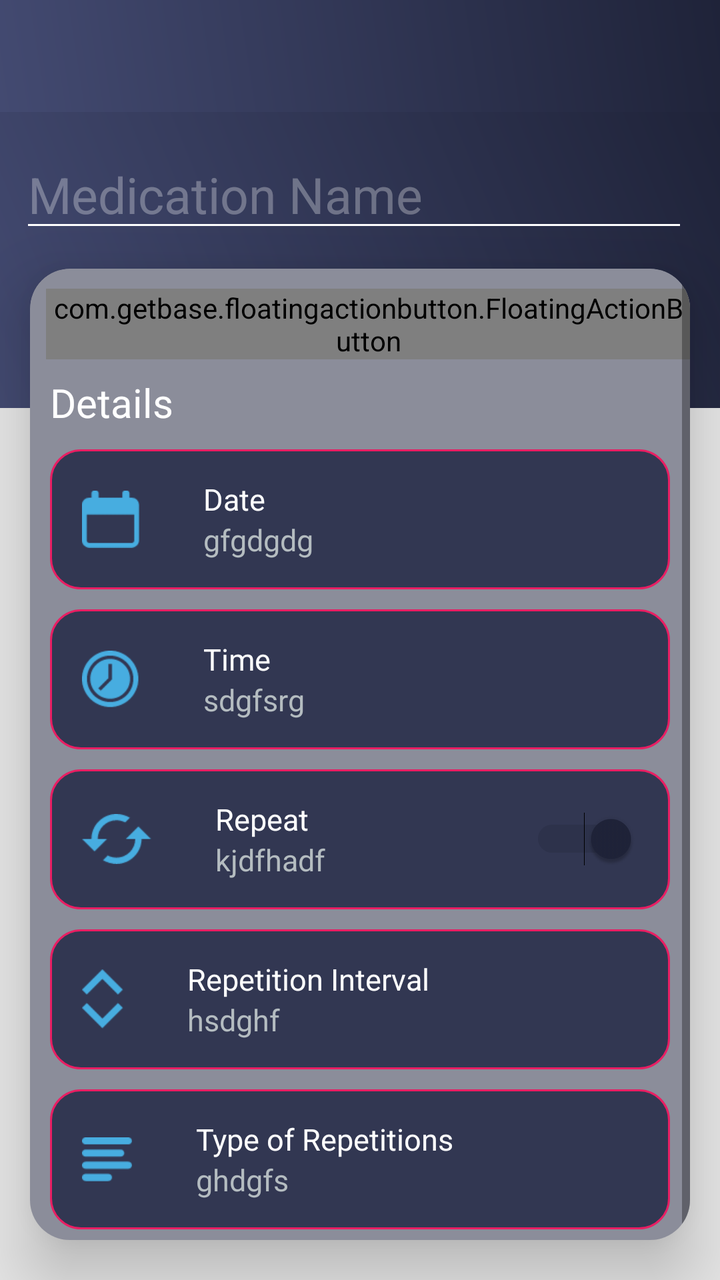
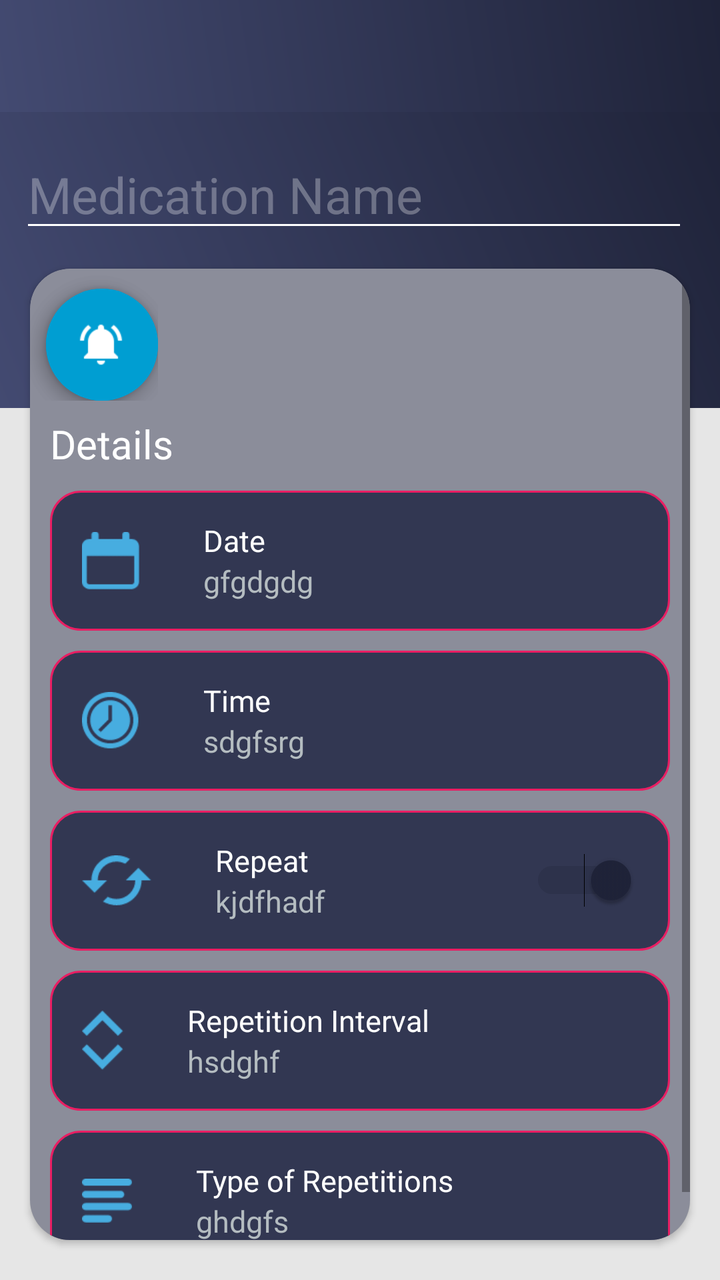

Compare the two renders of this Android layout. The source of the first and the diff that turns it into the second are given below.
<!-- AndroidManifest.xml: application theme AppTheme -->
<!-- res/layout/pill_add_reminder.xml -->
<RelativeLayout
    xmlns:android="http://schemas.android.com/apk/res/android"
    xmlns:app="http://schemas.android.com/apk/res-auto"
    xmlns:fab="http://schemas.android.com/apk/res-auto"
    android:layout_width="match_parent"
    android:background="@color/gray_color"
    android:layout_height="match_parent">

    <androidx.appcompat.widget.Toolbar
        android:id="@+id/toolbar"
        android:layout_height="wrap_content"
        android:layout_width="match_parent"
        android:minHeight="?attr/actionBarSize"
        app:contentInsetLeft="0dp"
        app:contentInsetStart="16dp"
        app:theme="@style/ThemeOverlay.AppCompat.Dark.ActionBar"
        android:background="@drawable/a1_grad" />

    <LinearLayout
        android:layout_width="match_parent"
        android:layout_below="@+id/toolbar"
        android:theme="@style/ThemeOverlay.AppCompat.Dark.ActionBar"
        android:id="@+id/add_reminder_layout_top"
        android:background="@drawable/a1_grad"
        android:orientation="vertical"
        android:layout_height="148dp">

        <EditText
            android:layout_width="match_parent"
            android:id="@+id/reminder_title"
            android:layout_marginLeft="10dp"
            android:hint="@string/add_Medicion"
            android:textSize="25dp"
            android:lines="4"
            android:minLines="4"
            android:layout_marginTop="15dp"
            android:gravity="top|left"
            android:textColor="@android:color/white"
            android:scrollHorizontally="false"
            android:textColorHint="@color/primary_text_disabled_material_dark"
            android:inputType="textCapWords|textMultiLine"
            android:layout_marginRight="16dp"
            android:layout_height="50dp"/>

    </LinearLayout>


    <androidx.cardview.widget.CardView
        android:id="@+id/cardviewone"
        android:layout_marginBottom="20dp"
        android:layout_width="match_parent"
        android:layout_height="wrap_content"
        android:layout_marginLeft="@dimen/text_15"
        android:layout_below="@+id/add_reminder_layout_top"
        android:layout_marginTop="-70dp"
        android:layout_marginRight="@dimen/text_15"
        android:orientation="horizontal"
        app:cardCornerRadius="20dp"
        app:cardElevation="20dip">
    <ScrollView
        xmlns:android="http://schemas.android.com/apk/res/android"
        android:layout_width="fill_parent"
        android:layout_below="@id/add_reminder_layout_top"
        android:layout_height="fill_parent">

        <LinearLayout
            android:layout_width="match_parent"
            android:orientation="vertical"
            android:layout_height="wrap_content"
            android:background="#87242841">

            <RelativeLayout
                android:layout_width="wrap_content"
                android:layout_height="wrap_content">

            <com.getbase.floatingactionbutton.FloatingActionButton
                android:id="@+id/starred1"
                android:layout_width="wrap_content"
                android:layout_height="wrap_content"
                android:clickable="true"
                android:onClick="selectFab1"
                fab:fab_icon="@drawable/ic_notifications_off_grey600_24dp"
                android:background="@drawable/a1_grad"
                app:fab_size="normal"
                android:layout_alignParentLeft="true"
                android:layout_marginTop="10dp"
                android:layout_centerHorizontal="true"
                android:layout_marginLeft="8dp"/>


            <com.getbase.floatingactionbutton.FloatingActionButton
                android:id="@+id/starred2"
                android:layout_width="wrap_content"
                android:layout_height="wrap_content"
                android:clickable="true"
                android:onClick="selectFab2"
                fab:fab_icon="@drawable/ic_notifications_on_white_24dp"
                android:background="@drawable/a1_grad"
                app:fab_size="normal"
                android:layout_alignParentLeft="true"
                android:layout_marginTop="10dp"
                android:layout_centerHorizontal="true"
                android:layout_marginLeft="8dp"/>
            </RelativeLayout>

            <TextView
                android:layout_width="match_parent"
                android:layout_marginTop="8dp"
                android:text="@string/details"
                android:id="@+id/details"
                android:textSize="20dp"
                android:fontFamily="@font/gothic"
                android:gravity="center_vertical"
                android:layout_marginLeft="10dp"
                android:textColor="@color/white"
                android:layout_height="wrap_content"/>

            <RelativeLayout
                android:layout_width="match_parent"
                android:clickable="true"
                android:onClick="setDate"
                android:id="@+id/date"
                android:layout_marginEnd="10dp"
                android:layout_marginStart="10dp"
                android:layout_marginTop="10dp"
                android:background="@drawable/corner1"
                android:layout_height="70dp">

                <ImageView
                    android:id="@+id/date_icon"
                    android:layout_width="wrap_content"
                    android:layout_height="wrap_content"
                    android:layout_alignParentLeft="true"
                    android:layout_marginLeft="16dp"
                    android:layout_marginRight="32dp"
                    android:background="@mipmap/date"
                    android:layout_centerVertical="true" />

                <LinearLayout
                    android:layout_width="wrap_content"
                    android:orientation="vertical"
                    android:layout_centerVertical="true"
                    android:layout_toRightOf="@id/date_icon"
                    android:layout_height="wrap_content">

                    <TextView
                        android:id="@+id/date_text"
                        android:textColor="@color/white"
                        android:layout_width="wrap_content"
                        android:textSize="15dp"
                        android:layout_height="wrap_content"
                        android:text="@string/date" />

                    <TextView
                        android:layout_width="wrap_content"
                        android:id="@+id/set_date"
                        android:textSize="15dp"
                        android:text="gfgdgdg"
                        android:textColor="@color/textColor"
                        android:layout_height="wrap_content"/>

                </LinearLayout>

            </RelativeLayout>

            <RelativeLayout
                android:layout_width="match_parent"
                android:clickable="true"
                android:onClick="setTime"
                android:id="@+id/time"
                android:layout_marginEnd="10dp"
                android:layout_marginStart="10dp"
                android:layout_marginTop="10dp"
                android:background="@drawable/corner1"
                android:layout_height="70dp">

                <ImageView
                    android:id="@+id/time_icon"
                    android:layout_width="wrap_content"
                    android:layout_height="wrap_content"
                    android:layout_alignParentLeft="true"
                    android:layout_marginLeft="16dp"
                    android:layout_marginRight="32dp"
                    android:background="@mipmap/time"
                    android:layout_centerVertical="true" />

                <LinearLayout
                    android:layout_width="wrap_content"
                    android:orientation="vertical"
                    android:layout_centerVertical="true"
                    android:layout_toRightOf="@id/time_icon"
                    android:layout_height="wrap_content">

                    <TextView
                        android:id="@+id/time_text"
                        android:textColor="@color/white"
                        android:layout_width="wrap_content"
                        android:textSize="15dp"
                        android:layout_height="wrap_content"
                        android:text="@string/time" />

                    <TextView
                        android:layout_width="wrap_content"
                        android:id="@+id/set_time"
                        android:textSize="15dp"
                        android:text="sdgfsrg"
                        android:textColor="@color/textColor"
                        android:layout_height="wrap_content"/>

                </LinearLayout>

            </RelativeLayout>

            <RelativeLayout
                android:layout_width="match_parent"
                android:id="@+id/repeat"
                android:layout_marginTop="10dp"
                android:layout_marginEnd="10dp"
                android:layout_marginStart="10dp"
                android:background="@drawable/corner1"
                android:layout_height="70dp">

                <ImageView
                    android:id="@+id/repeat_icon"
                    android:layout_width="wrap_content"
                    android:layout_height="wrap_content"
                    android:layout_alignParentLeft="true"
                    android:layout_marginLeft="16dp"
                    android:layout_marginRight="32dp"
                    android:background="@mipmap/repeat"
                    android:layout_centerVertical="true" />

                <LinearLayout
                    android:layout_width="wrap_content"
                    android:orientation="vertical"
                    android:id="@+id/repeat_ll"
                    android:layout_centerVertical="true"
                    android:layout_toRightOf="@id/repeat_icon"
                    android:layout_height="wrap_content">

                    <TextView
                        android:id="@+id/repeat_text"
                        android:textColor="@color/white"
                        android:layout_width="wrap_content"
                        android:textSize="15dp"
                        android:layout_height="wrap_content"
                        android:text="@string/repeat" />

                    <TextView
                        android:layout_width="wrap_content"
                        android:id="@+id/set_repeat"
                        android:textSize="15dp"
                        android:text="kjdfhadf"
                        android:textColor="@color/textColor"
                        android:layout_height="wrap_content"/>

                </LinearLayout>

                <Switch
                    android:id="@+id/repeat_switch"
                    android:layout_width="wrap_content"
                    android:layout_height="wrap_content"
                    android:layout_centerVertical="true"
                    android:layout_alignParentRight="true"
                    android:layout_marginRight="16dp"
                    android:layout_marginLeft="8dp"
                    android:onClick="onSwitchRepeat"
                    android:checked="true"
                    android:textOn="On"
                    android:textOff="Off"/>

            </RelativeLayout>

            <RelativeLayout
                android:layout_width="match_parent"
                android:id="@+id/RepeatNo"
                android:clickable="true"
                android:onClick="setRepeatNo"
                android:layout_marginStart="10dp"
                android:layout_marginEnd="10dp"
                android:layout_marginTop="10dp"
                android:background="@drawable/corner1"
                android:layout_height="70dp">

                <ImageView
                    android:id="@+id/repeat_no_icon"
                    android:layout_width="wrap_content"
                    android:layout_height="wrap_content"
                    android:layout_alignParentLeft="true"
                    android:layout_marginLeft="16dp"
                    android:layout_marginRight="32dp"
                    android:background="@mipmap/repetation"
                    android:layout_centerVertical="true" />

                <LinearLayout
                    android:layout_width="wrap_content"
                    android:orientation="vertical"
                    android:layout_centerVertical="true"
                    android:layout_toRightOf="@id/repeat_no_icon"
                    android:layout_height="wrap_content">

                    <TextView
                        android:id="@+id/repeat_no_text"
                        android:textColor="@color/white"
                        android:layout_width="wrap_content"
                        android:textSize="15dp"
                        android:layout_height="wrap_content"
                        android:text="@string/repeat_no" />

                    <TextView
                        android:layout_width="wrap_content"
                        android:id="@+id/set_repeat_no"
                        android:textSize="15dp"
                        android:text="hsdghf"
                        android:textColor="@color/textColor"
                        android:layout_height="wrap_content"/>

                </LinearLayout>

            </RelativeLayout>

            <RelativeLayout
                android:layout_width="match_parent"
                android:id="@+id/RepeatType"
                android:clickable="true"
                android:onClick="selectRepeatType"
                android:layout_marginEnd="10dp"
                android:layout_marginStart="10dp"
                android:layout_marginTop="10dp"
                android:background="@drawable/corner1"
                android:layout_marginBottom="10dp"
                android:layout_height="70dp">

                <ImageView
                    android:id="@+id/repeat_type_icon"
                    android:layout_width="wrap_content"
                    android:layout_height="wrap_content"
                    android:layout_alignParentLeft="true"
                    android:layout_marginLeft="16dp"
                    android:layout_marginRight="32dp"
                    android:background="@mipmap/draw"
                    android:layout_centerVertical="true" />

                <LinearLayout
                    android:layout_width="wrap_content"
                    android:orientation="vertical"
                    android:layout_centerVertical="true"
                    android:layout_toRightOf="@id/repeat_type_icon"
                    android:layout_height="wrap_content">

                    <TextView
                        android:id="@+id/repeat_type_text"
                        android:textColor="@color/white"
                        android:layout_width="wrap_content"
                        android:textSize="15dp"
                        android:layout_height="wrap_content"
                        android:text="@string/repeat_type" />

                    <TextView
                        android:layout_width="wrap_content"
                        android:id="@+id/set_repeat_type"
                        android:textSize="15dp"
                        android:text="ghdgfs"
                        android:textColor="@color/textColor"
                        android:layout_height="wrap_content"/>

                </LinearLayout>

            </RelativeLayout>

        </LinearLayout>

    </ScrollView>
    </androidx.cardview.widget.CardView>






</RelativeLayout>
<!-- resources referenced by this layout -->
<resources>
  <color name="gray_color">#E6E6E6</color>
  <color name="textColor">#ffb4bcc0</color>
  <color name="white">#ffffff</color>
  <dimen name="text_15">15sp</dimen>
  <!-- drawable a1_grad (drawable) -->
  <?xml version="1.0" encoding="utf-8"?>
  <shape xmlns:android="http://schemas.android.com/apk/res/android">
      <gradient
          android:angle="225"
          android:endColor="#434A71"
          android:startColor="#1F2339" />
  
  
  </shape>
  <!-- drawable corner1 (drawable) -->
  <?xml version="1.0" encoding="utf-8"?>
  <shape xmlns:android="http://schemas.android.com/apk/res/android"
      android:shape="rectangle">
  
  
      <stroke
          android:width="1dp"
          android:color="#E91E63"/>
  
      <corners android:radius="15dp"/>
  
      <solid
          android:color="#323752"/>
  
  </shape>
  <!-- drawable ic_notifications_off_grey600_24dp: png bitmap (drawable, 485 bytes) -->
  <!-- drawable ic_notifications_on_white_24dp: png bitmap (drawable, 635 bytes) -->
  <!-- mipmap date: png bitmap (mipmap-xhdpi, 816 bytes) -->
  <!-- mipmap draw: png bitmap (mipmap-xhdpi, 673 bytes) -->
  <!-- mipmap repeat: png bitmap (mipmap-xhdpi, 1231 bytes) -->
  <!-- mipmap repetation: png bitmap (mipmap-xhdpi, 929 bytes) -->
  <!-- mipmap time: png bitmap (mipmap-xhdpi, 1798 bytes) -->
  <string name="add_Medicion">Medication Name</string>
  <string name="date">Date</string>
  <string name="details">Details</string>
  <string name="repeat">Repeat</string>
  <string name="repeat_no">Repetition Interval </string>
  <string name="repeat_type">Type of Repetitions</string>
  <string name="time">Time</string>
  <style name="AppTheme" parent="Theme.AppCompat.Light.DarkActionBar">
          
          <item name="colorPrimary">@color/colorPrimary</item>
          <item name="colorPrimaryDark">@color/colorPrimaryDark</item>
          <item name="colorAccent">@color/colorAccent</item>
      </style>
  <color name="colorPrimary">#434A71</color>
  <color name="colorPrimaryDark">#1F2339</color>
  <color name="colorAccent">#1F2339</color>
</resources>

<!-- the commit's change to res/layout/pill_add_reminder.xml (unified diff, before → after) -->
@@ -56,7 +56,7 @@
         android:layout_marginRight="@dimen/text_15"
         android:orientation="horizontal"
         app:cardCornerRadius="20dp"
-        app:cardElevation="20dip">
+        android:elevation="20dp">
     <ScrollView
         xmlns:android="http://schemas.android.com/apk/res/android"
         android:layout_width="fill_parent"
@@ -73,34 +73,38 @@
                 android:layout_width="wrap_content"
                 android:layout_height="wrap_content">
 
-            <com.getbase.floatingactionbutton.FloatingActionButton
+            <com.google.android.material.floatingactionbutton.FloatingActionButton
                 android:id="@+id/starred1"
                 android:layout_width="wrap_content"
                 android:layout_height="wrap_content"
                 android:clickable="true"
                 android:onClick="selectFab1"
-                fab:fab_icon="@drawable/ic_notifications_off_grey600_24dp"
-                android:background="@drawable/a1_grad"
-                app:fab_size="normal"
+                android:src="@drawable/ic_baseline_notifications_off_24"
+                app:backgroundTint="#009ED2"
+                app:borderWidth="0dp"
+                app:fabSize="normal"
                 android:layout_alignParentLeft="true"
                 android:layout_marginTop="10dp"
                 android:layout_centerHorizontal="true"
                 android:layout_marginLeft="8dp"/>
 
 
-            <com.getbase.floatingactionbutton.FloatingActionButton
+            <com.google.android.material.floatingactionbutton.FloatingActionButton
                 android:id="@+id/starred2"
                 android:layout_width="wrap_content"
                 android:layout_height="wrap_content"
                 android:clickable="true"
                 android:onClick="selectFab2"
-                fab:fab_icon="@drawable/ic_notifications_on_white_24dp"
-                android:background="@drawable/a1_grad"
-                app:fab_size="normal"
+                android:src="@drawable/ic_notifications_on_white_24dp"
+                app:fabSize="normal"
+                app:backgroundTint="#009ED2"
+                app:borderWidth="0dp"
                 android:layout_alignParentLeft="true"
                 android:layout_marginTop="10dp"
                 android:layout_centerHorizontal="true"
                 android:layout_marginLeft="8dp"/>
+
+
             </RelativeLayout>
 
             <TextView
<!-- resource entries referenced after the edit -->
@@ -30,7 +30,12 @@
           android:color="#323752"/>
   
   </shape>
-  <!-- drawable ic_notifications_off_grey600_24dp: png bitmap (drawable, 485 bytes) -->
+  <!-- drawable ic_baseline_notifications_off_24 (drawable) -->
+  <vector android:height="24dp" android:tint="#FFFFFF"
+      android:viewportHeight="24" android:viewportWidth="24"
+      android:width="24dp" xmlns:android="http://schemas.android.com/apk/res/android">
+      <path android:fillColor="@android:color/white" android:pathData="M20,18.69L7.84,6.14 5.27,3.49 4,4.76l2.8,2.8v0.01c-0.52,0.99 -0.8,2.16 -0.8,3.42v5l-2,2v1h13.73l2,2L21,19.72l-1,-1.03zM12,22c1.11,0 2,-0.89 2,-2h-4c0,1.11 0.89,2 2,2zM18,14.68L18,11c0,-3.08 -1.64,-5.64 -4.5,-6.32L13.5,4c0,-0.83 -0.67,-1.5 -1.5,-1.5s-1.5,0.67 -1.5,1.5v0.68c-0.15,0.03 -0.29,0.08 -0.42,0.12 -0.1,0.03 -0.2,0.07 -0.3,0.11h-0.01c-0.01,0 -0.01,0 -0.02,0.01 -0.23,0.09 -0.46,0.2 -0.68,0.31 0,0 -0.01,0 -0.01,0.01L18,14.68z"/>
+  </vector>
   <!-- drawable ic_notifications_on_white_24dp: png bitmap (drawable, 635 bytes) -->
   <!-- mipmap date: png bitmap (mipmap-xhdpi, 816 bytes) -->
   <!-- mipmap draw: png bitmap (mipmap-xhdpi, 673 bytes) -->
